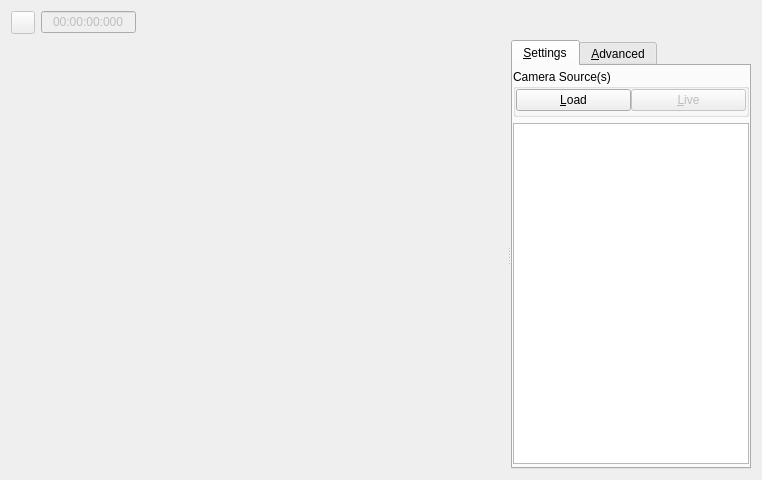
dysonltd-zz/gts, file app/src/tools/core/tabs/CaptureVideoWidget.ui: the form before one commit.
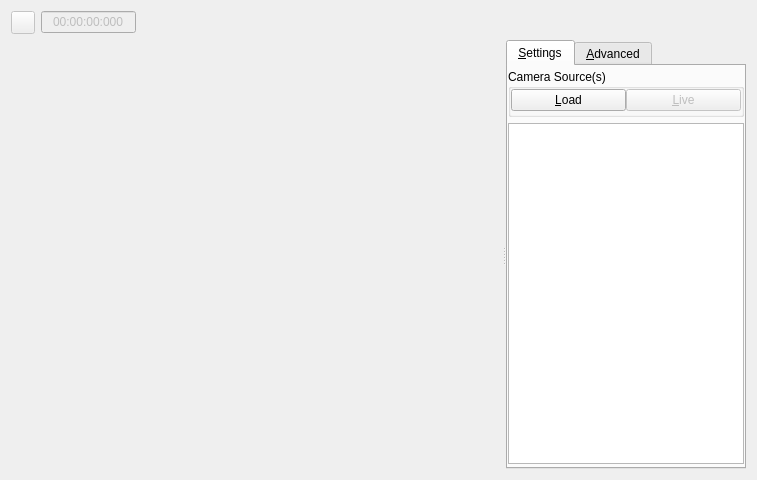
The form after the commit. Icons and pictures are not drawn. Custom widgets are drawn as their Qt base class.

```diff
--- a/app/src/tools/core/tabs/CaptureVideoWidget.ui
+++ b/app/src/tools/core/tabs/CaptureVideoWidget.ui
@@ -6,7 +6,7 @@
    <rect>
     <x>0</x>
     <y>0</y>
-    <width>762</width>
+    <width>757</width>
     <height>480</height>
    </rect>
   </property>
@@ -114,7 +114,7 @@
      </property>
      <widget class="ImageGrid" name="m_imageGrid" native="true">
       <property name="enabled">
-       <bool>false</bool>
+       <bool>true</bool>
       </property>
       <property name="sizePolicy">
        <sizepolicy hsizetype="Preferred" vsizetype="Preferred">
```
Left out of the diff: 4 changed lines with no effect on the pictures.
